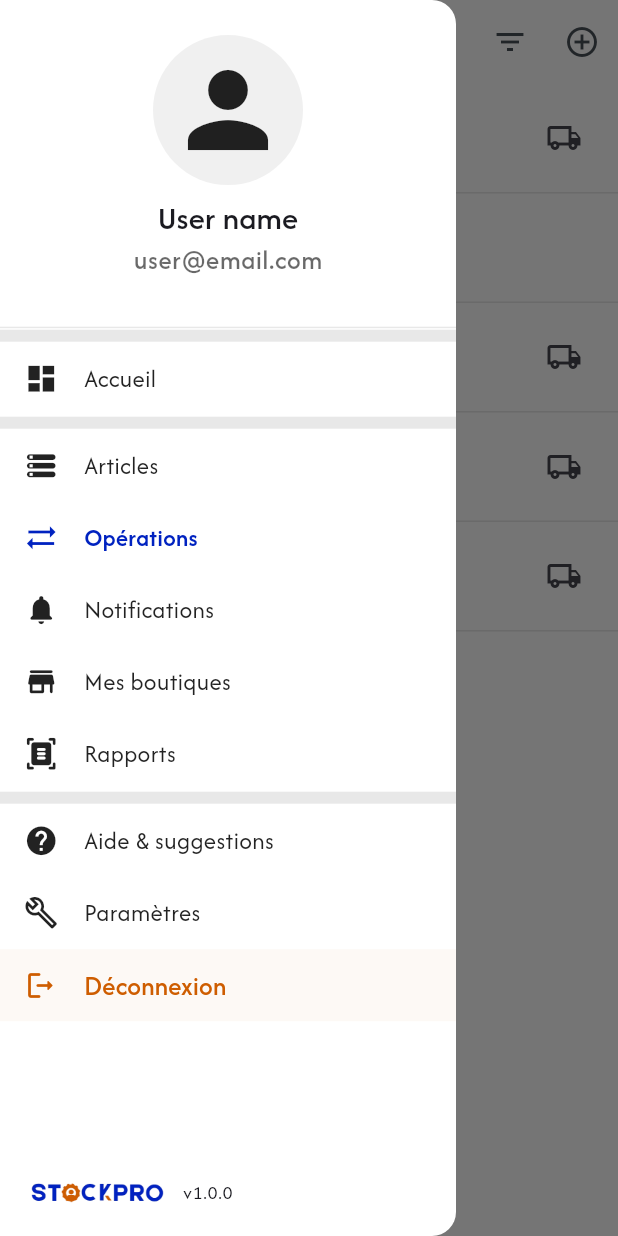
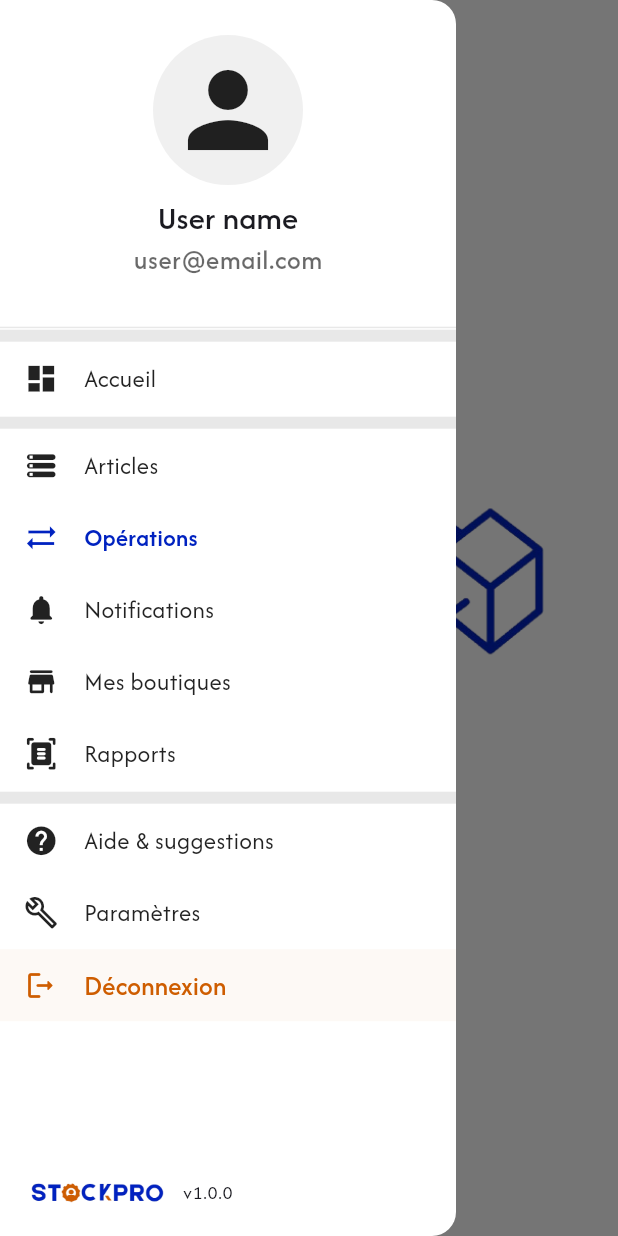
Before and after one commit to Asmitta-01/StockPro---Mobile-app, a Flutter app: the OperationsView screen opened by its route, after a tap on the "menu" icon, on a phone screen of 412 x 824 dp. Run offline on Flutter 3.47's test engine with Material 3 defaults, Android fonts, the phone set to English and light mode, and no system bars; our stand-ins replace fl_chart, flutter_typeahead, get, loading_animation_widget, package_info_plus, shared_preferences and 1 more; accounts and stored records are empty; generated files the repository leaves out were written again.

Commit message:
Add operation management features including model, repository, and form handling

```diff
--- a/lib/controllers/home/owner_home_controller.dart
+++ b/lib/controllers/home/owner_home_controller.dart
@@ -1,20 +1,48 @@
 import 'package:flutter/material.dart';
 import 'package:get/get.dart';
+import 'package:stock_pro/repositories/item_repository.dart';
+import 'package:stock_pro/repositories/operation_repository.dart';
+import 'package:stock_pro/routes.dart';
+import 'package:stock_pro/utils/snack_bar_helper.dart';
 
 class OwnerHomeController extends GetxController {
   GlobalKey<ScaffoldState> scaffoldKey = GlobalKey<ScaffoldState>();
-  bool addedItem = false,
-      madeFirstOperation = false,
-      definedStockAlert = false,
-      addedManager = false;
+
+  final ItemRepository _itemRepository = Get.find();
+  final OperationRepository _operationRepository = Get.find();
+
+  bool definedStockAlert = false, addedManager = false;
 
   late bool passedAll;
 
-  int? totalItems = 42;
-  int? dailyOperations = 13;
+  int totalItems = 0;
+  int totalOperations = 0;
+  int? dailyOperations = 0;
+
+  bool get addedItem => totalItems > 0;
+  bool get madeFirstOperation => totalOperations > 0;
 
   OwnerHomeController() {
+    _initialize();
     passedAll = passedAllSteps();
+  }
+
+  void _initialize() async {
+    try {
+      totalItems = (await _itemRepository.getAll()).length;
+
+      final operations = await _operationRepository.getAll();
+      totalOperations = operations.length;
+      dailyOperations = operations
+          .where(
+              (model) => DateUtils.isSameDay(model.createdAt, DateTime.now()))
+          .length;
+    } catch (e) {
+      debugPrint(e.toString());
+      SnackbarHelper.showError("an_error_occurred_during_the_process".tr);
+    }
+
+    update();
   }
 
   bool passedAllSteps() {
@@ -26,13 +54,19 @@ class OwnerHomeController extends GetxController {
   }
 
   void goToAddItemView() {
-    addedItem = true;
-    update();
+    if (!addedItem) {
+      Get.toNamed(Routes.addItem)?.then((_) {
+        _initialize();
+      });
+    }
   }
 
   void goToAddOperationView() {
-    madeFirstOperation = true;
-    update();
+    if (!madeFirstOperation) {
+      Get.toNamed(Routes.addOperation)?.then((_) {
+        _initialize();
+      });
+    }
   }
 
   void goToDefineAlertView() {
--- a/lib/controllers/operations/operations_controller.dart
+++ b/lib/controllers/operations/operations_controller.dart
@@ -1,69 +1,84 @@
 import 'package:flutter/material.dart';
 import 'package:get/get.dart';
-import 'package:stock_pro/models/enums/operation_type.dart';
-import 'package:stock_pro/models/enums/transport_method.dart';
 import 'package:stock_pro/models/operation_model.dart';
-import 'package:stock_pro/models/transport_model.dart';
+import 'package:stock_pro/repositories/operation_repository.dart';
 import 'package:stock_pro/routes.dart';
+import 'package:stock_pro/utils/snack_bar_helper.dart';
 
 class OperationsController extends GetxController {
   GlobalKey<ScaffoldState> scaffoldKey = GlobalKey<ScaffoldState>();
   final int pagePosition = 3;
 
-  List<OperationModel> operations = [
-    OperationModel(
-      id: 1,
-      createdAt: DateTime.now(),
-      type: OperationType.incoming,
-      amount: 34000,
-      invoiceNumber: "ST0001",
-      transport: TransportModel(TransportMethod.tricycle, 1000),
-    ),
-    OperationModel(
-      id: 2,
-      createdAt: DateTime.now(),
-      type: OperationType.outgoing,
-      amount: 3000,
-      invoiceNumber: "ST0002",
-    ),
-    OperationModel(
-      id: 3,
-      createdAt: DateTime.now(),
-      type: OperationType.incoming,
-      amount: 61000,
-      invoiceNumber: "ST0003",
-      transport: TransportModel(TransportMethod.tricycle, 1500),
-    ),
-    OperationModel(
-      id: 4,
-      createdAt: DateTime.now(),
-      type: OperationType.outgoing,
-      amount: 9000,
-      invoiceNumber: "ST0004",
-      transport: TransportModel(TransportMethod.moto, 500),
-    ),
-    OperationModel(
-      id: 5,
-      createdAt: DateTime.now(),
-      type: OperationType.outgoing,
-      amount: 140000,
-      invoiceNumber: "ST0005",
-      transport: TransportModel(TransportMethod.car, 5000),
-    ),
-    OperationModel(
-      id: 6,
-      createdAt: DateTime.now(),
-      type: OperationType.transfer,
-      amount: 90000,
-      invoiceNumber: "ST0006",
-    ),
-  ];
+  final OperationRepository _repository = Get.find();
+
+  bool loadingOperations = true;
+  List<OperationModel> operations = [];
+
+  OperationsController() {
+    _loadOperations();
+  }
+
+  void _loadOperations() async {
+    try {
+      operations = await _repository.getAll();
+    } catch (e, stackTrace) {
+      debugPrint(e.toString());
+      debugPrint(stackTrace.toString());
+      SnackbarHelper.showError("an_error_occurred_while_loading_data".tr);
+    }
+
+    loadingOperations = false;
+    update();
+  }
+
+  void deleteOperation(int id) async {
+    try {
+      await _repository.delete("id = ?", [id]);
+      operations.removeWhere((element) => element.id == id);
+      update();
+      SnackbarHelper.showInfo("operation_deleted".tr);
+    } catch (e, stackTrace) {
+      debugPrint(e.toString());
+      debugPrint(stackTrace.toString());
+      SnackbarHelper.showError("an_error_occurred_while_deleting_data".tr);
+    }
+  }
+
+  Future<bool> showDeleteDialog() async {
+    bool? result = await Get.dialog(
+      AlertDialog(
+        title: Text("delete_operation".tr),
+        content: Text("are_you_sure_you_want_to_delete_this_operation".tr),
+        actions: [
+          TextButton(
+            onPressed: () {
+              Get.back(result: false);
+            },
+            child: Text("cancel".tr),
+          ),
+          TextButton(
+            onPressed: () {
+              Get.back(result: true);
+              // deleteOperation(id);
+            },
+            child: Text("delete".tr),
+          ),
+        ],
+      ),
+    );
+
+    return result ?? false;
+  }
 
   void openDrawer() {
     scaffoldKey.currentState!.openDrawer();
   }
 
   void goToAddOperationView() {
-    Get.toNamed(Routes.addOperation);
+    Get.toNamed(Routes.addOperation)?.then((_) {
+      loadingOperations = true;
+      update();
+      _loadOperations();
+    });
   }
 }
--- a/lib/models/operation_model.dart
+++ b/lib/models/operation_model.dart
@@ -1,6 +1,11 @@
+import 'package:json_annotation/json_annotation.dart';
+import 'package:stock_pro/models/converters/string_map_converter.dart';
+import 'package:stock_pro/models/converters/string_transport_converter.dart';
 import 'package:stock_pro/models/enums/operation_type.dart';
 import 'package:stock_pro/models/item_model.dart';
 import 'package:stock_pro/models/transport_model.dart';
+
+part 'operation_model.g.dart';
 
 /// Represents a stock operation/transaction that tracks items and their quantities.
 ///
@@ -14,6 +19,7 @@ import 'package:stock_pro/models/transport_model.dart';
 ///
 /// The class also provides an [estimatedAmount] calculation based on the items' prices
 /// and quantities, which can be compared against the actual amount for verification.
+@JsonSerializable()
 class OperationModel {
   int id;
   DateTime createdAt;
@@ -21,7 +27,11 @@ class OperationModel {
   double amount;
   String? comment;
   String? invoiceNumber;
+
+  @StringTransportConverter()
   TransportModel? transport;
+
+  @StringMapConverter()
   Map<ItemModel, int> items = {};
 
   OperationModel({
@@ -38,4 +48,9 @@ class OperationModel {
       items.entries.fold(0, (sum, item) => sum + item.key.price * item.value);
 
   double get totalAmount => amount + (transport?.cost ?? 0);
+
+  factory OperationModel.fromJson(Map<String, dynamic> json) =>
+      _$OperationModelFromJson(json);
+
+  Map<String, dynamic> toJson() => _$OperationModelToJson(this);
 }
--- /dev/null
+++ b/lib/repositories/operation_repository.dart
@@ -0,0 +1,14 @@
+import 'package:stock_pro/models/operation_model.dart';
+import 'package:stock_pro/repositories/base_repository.dart';
+
+class OperationRepository extends BaseRepository<OperationModel> {
+  OperationRepository({required super.dbHelper})
+      : super(tableName: 'operations');
+
+  @override
+  OperationModel fromMap(Map<String, dynamic> map) =>
+      OperationModel.fromJson(map);
+
+  @override
+  Map<String, dynamic> toMap(OperationModel item) => item.toJson();
+}
--- a/lib/utils/snack_bar_helper.dart
+++ b/lib/utils/snack_bar_helper.dart
@@ -43,6 +43,10 @@ class SnackbarHelper {
         forwardAnimationCurve: Curves.easeOutCirc,
         reverseAnimationCurve: Curves.easeInCirc,
         showProgressIndicator: true,
+        progressIndicatorValueColor:
+            AlwaysStoppedAnimation(_getBackgroundColor(type)),
+        progressIndicatorBackgroundColor:
+            Get.theme.colorScheme.surface.withOpacity(.9),
         progressIndicatorController: animationController,
       ),
     );
--- a/lib/views/operations/add_operation_view.dart
+++ b/lib/views/operations/add_operation_view.dart
@@ -40,6 +40,8 @@ class AddOperationView extends GetView<AddOperationController> {
                 typeController: controller.typeController,
                 transportCostController: controller.transportCostController,
                 transportTypeController: controller.transportTypeController,
+                updateItemsFn: controller.updateItemsXQuantity,
+                items: controller.items,
               ),
             ],
           ),
--- a/lib/views/operations/operations_view.dart
+++ b/lib/views/operations/operations_view.dart
@@ -1,5 +1,6 @@
 import 'package:flutter/material.dart';
 import 'package:get/get.dart';
+import 'package:loading_animation_widget/loading_animation_widget.dart';
 import 'package:stock_pro/controllers/operations/operations_controller.dart';
 import 'package:stock_pro/utils/image_data.dart';
 import 'package:stock_pro/widgets/drawer_widget.dart';
@@ -19,8 +20,16 @@ class OperationsView extends GetView<OperationsController> {
               onTap: controller.openDrawer,
               child: const Icon(Icons.menu_rounded),
             ),
-            actions: controller.operations.isNotEmpty
-                ? [
+            actions: [
+              if (controller.loadingOperations)
+                IconButton(
+                  onPressed: () {},
+                  icon: LoadingAnimationWidget.staggeredDotsWave(
+                    color: Get.theme.colorScheme.onSurface,
+                    size: 16,
+                  ),
+                ),
+              if (controller.operations.isNotEmpty) ...[
                 IconButton(
                   onPressed: () {},
                   icon: const Icon(Icons.filter_list),
@@ -30,7 +39,7 @@ class OperationsView extends GetView<OperationsController> {
                   icon: const Icon(Icons.add_circle_outline),
                 ),
               ]
-                : [],
+            ],
           ),
           drawerEnableOpenDragGesture: true,
           drawer: DrawerWidget(
@@ -73,7 +82,29 @@ class OperationsView extends GetView<OperationsController> {
       itemCount: controller.operations.length,
       shrinkWrap: true,
       itemBuilder: (context, index) {
-        return ListTile(
+        return Dismissible(
+          key: UniqueKey(),
+          direction: DismissDirection.endToStart,
+          onDismissed: (_) {
+            controller.deleteOperation(controller.operations[index].id);
+          },
+          confirmDismiss: (_) => controller.showDeleteDialog(),
+          background: Container(
+            color: Colors.red,
+            child: Row(
+              mainAxisAlignment: MainAxisAlignment.end,
+              children: [
+                IconButton(
+                  onPressed: () {},
+                  icon: Icon(
+                    Icons.delete,
+                    color: Get.theme.colorScheme.onError,
+                  ),
+                ),
+              ],
+            ),
+          ),
+          child: ListTile(
             title: Text(
                 "${controller.operations[index].type.name.capitalize!} #${controller.operations[index].invoiceNumber}"),
             subtitle: Text(
@@ -89,6 +120,7 @@ class OperationsView extends GetView<OperationsController> {
             trailing: controller.operations[index].transport != null
                 ? const Icon(Icons.local_shipping_outlined)
                 : null,
+          ),
         );
       },
       separatorBuilder: (BuildContext context, int index) =>
```
Also changed, not shown: assets/languages/en.json (+8 -1 lines), assets/languages/fr.json (+8 -1 lines), lib/controllers/operations/add_operation_controller.dart (+57 -17 lines), lib/models/converters/string_map_converter.dart (added, +25 -0 lines), lib/models/converters/string_transport_converter.dart (added, +19 -0 lines), lib/repositories/helpers/app_database_helper.dart (+16 -0 lines), lib/utils/get_di.dart (+7 -2 lines), lib/widgets/forms/operation_form.dart (+6 -2 lines). Lines whose indentation alone changed are shown as unchanged.
